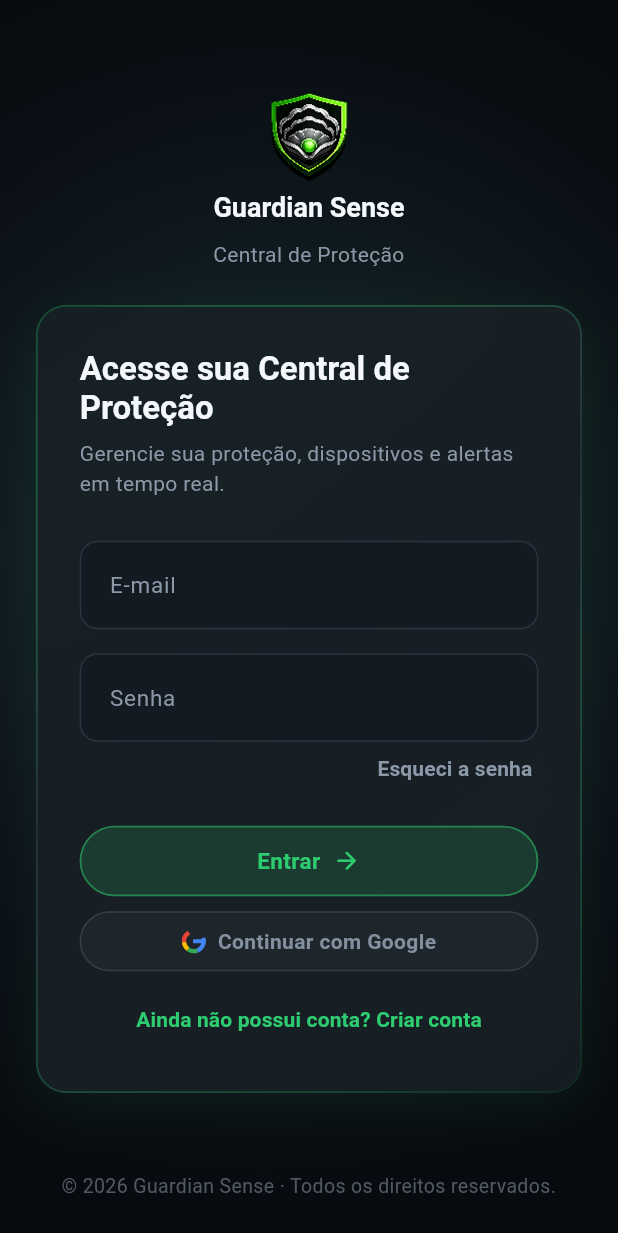
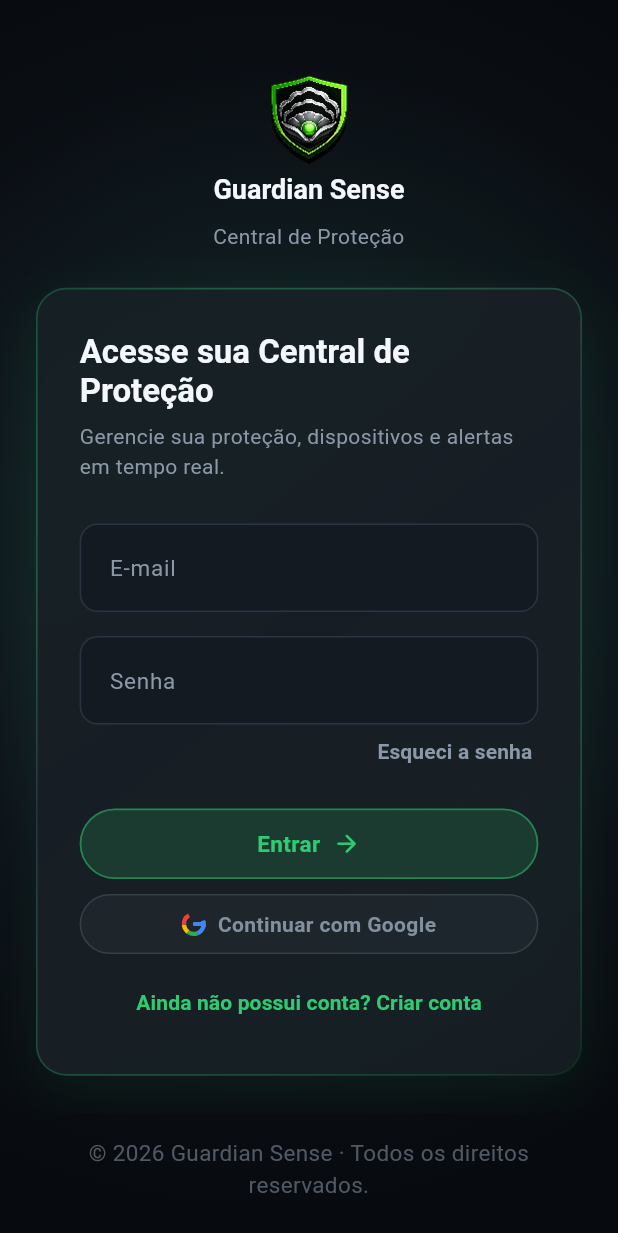
Before and after one commit to devhousecoastline/portal-guardiansense, a Flutter app: the screen it shows after launch, on a phone screen of 412 x 824 dp. Shown: the top 1233 px of the screen. Run offline on Flutter 3.47's test engine with Material 3 defaults, Android fonts, the phone set to English and light mode, and no system bars; our stand-ins replace cloud_firestore, firebase_auth, firebase_core, flutter_map, go_router, latlong2 and 1 more; accounts and stored records are empty; Roboto replaces fonts that are missing (Segoe UI).

Commit message:
style(portal): aumentar fonte do rodapé da login

```diff
--- a/lib/features/auth/presentation/widgets/auth_footer.dart
+++ b/lib/features/auth/presentation/widgets/auth_footer.dart
@@ -8,7 +8,7 @@
   @override
   Widget build(BuildContext context) {
     final copyright = Theme.of(context).textTheme.bodyMedium?.copyWith(
-          fontSize: 13,
+          fontSize: 15,
           color: AppColors.textMuted.withValues(alpha: 0.55),
         );
 
```
